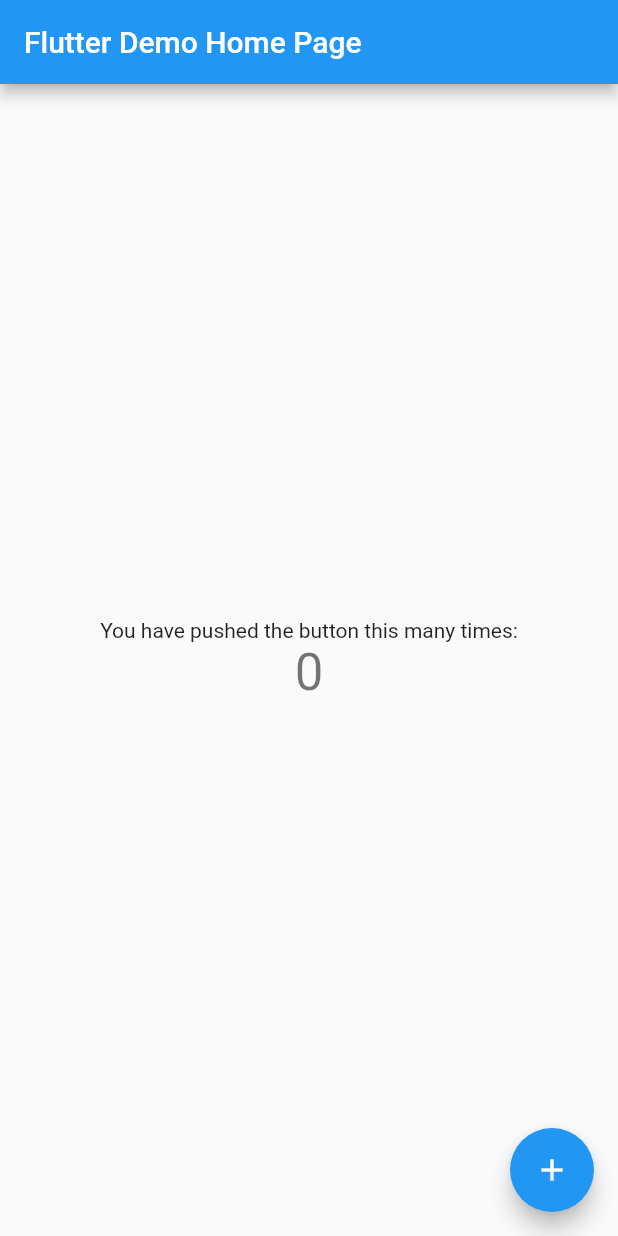
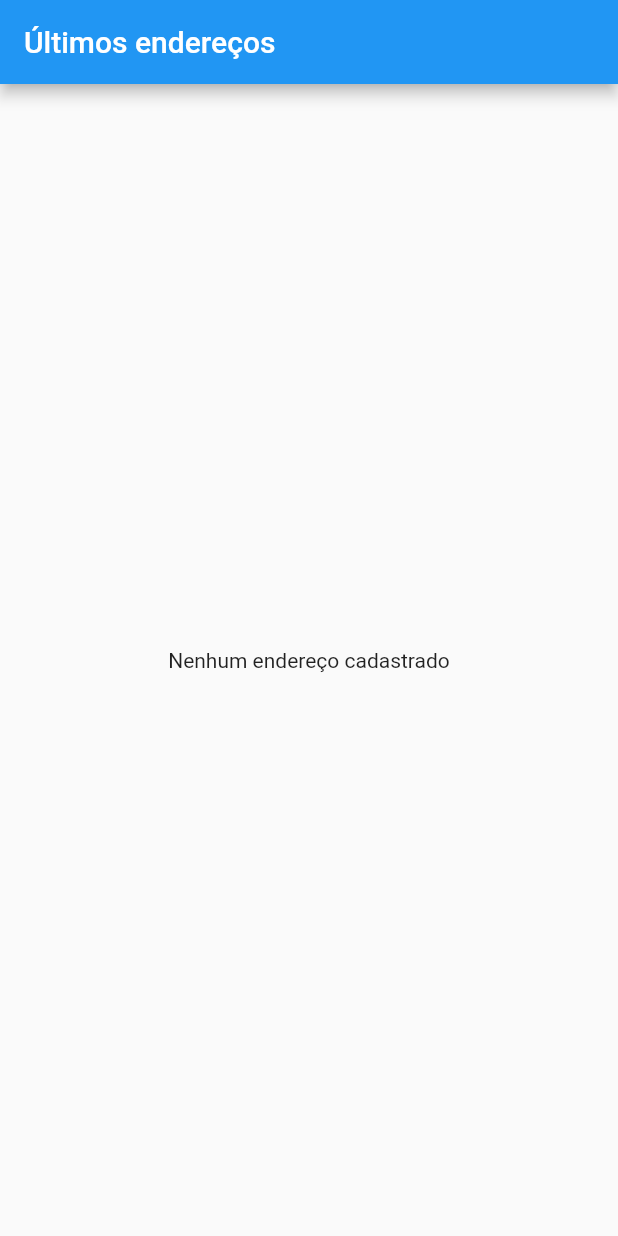
Before and after one commit to siliosffreitas/busca_cep, a Flutter app: the screen it shows after launch, on a phone screen of 412 x 824 dp. Run offline on Flutter 3.47's test engine with Material 2 defaults, Android fonts, the phone set to English and light mode, and no system bars; our stand-ins replace flutter_mobx.

Commit message:
importacao de bibliotecas comummente utilizadas e organizacao inicial do projeto

```diff
--- a/lib/main.dart
+++ b/lib/main.dart
@@ -1,3 +1,4 @@
+import 'package:busca_cep_app/views/home/home_screen.dart';
 import 'package:flutter/material.dart';
 
 void main() {
@@ -9,109 +10,15 @@ class MyApp extends StatelessWidget {
   @override
   Widget build(BuildContext context) {
     return MaterialApp(
-      title: 'Flutter Demo',
+      title: 'Busca Endereço',
       theme: ThemeData(
-        // This is the theme of your application.
-        //
-        // Try running your application with "flutter run". You'll see the
-        // application has a blue toolbar. Then, without quitting the app, try
-        // changing the primarySwatch below to Colors.green and then invoke
-        // "hot reload" (press "r" in the console where you ran "flutter run",
-        // or simply save your changes to "hot reload" in a Flutter IDE).
-        // Notice that the counter didn't reset back to zero; the application
-        // is not restarted.
         primarySwatch: Colors.blue,
-        // This makes the visual density adapt to the platform that you run
-        // the app on. For desktop platforms, the controls will be smaller and
-        // closer together (more dense) than on mobile platforms.
         visualDensity: VisualDensity.adaptivePlatformDensity,
       ),
-      home: MyHomePage(title: 'Flutter Demo Home Page'),
+      home: HomeScreen(),
     );
   }
 }
 
-class MyHomePage extends StatefulWidget {
-  MyHomePage({Key key, this.title}) : super(key: key);
 
-  // This widget is the home page of your application. It is stateful, meaning
-  // that it has a State object (defined below) that contains fields that affect
-  // how it looks.
-
-  // This class is the configuration for the state. It holds the values (in this
-  // case the title) provided by the parent (in this case the App widget) and
-  // used by the build method of the State. Fields in a Widget subclass are
-  // always marked "final".
-
-  final String title;
-
-  @override
-  _MyHomePageState createState() => _MyHomePageState();
 }
-
-class _MyHomePageState extends State<MyHomePage> {
-  int _counter = 0;
-
-  void _incrementCounter() {
-    setState(() {
-      // This call to setState tells the Flutter framework that something has
-      // changed in this State, which causes it to rerun the build method below
-      // so that the display can reflect the updated values. If we changed
-      // _counter without calling setState(), then the build method would not be
-      // called again, and so nothing would appear to happen.
-      _counter++;
-    });
-  }
-
-  @override
-  Widget build(BuildContext context) {
-    // This method is rerun every time setState is called, for instance as done
-    // by the _incrementCounter method above.
-    //
-    // The Flutter framework has been optimized to make rerunning build methods
-    // fast, so that you can just rebuild anything that needs updating rather
-    // than having to individually change instances of widgets.
-    return Scaffold(
-      appBar: AppBar(
-        // Here we take the value from the MyHomePage object that was created by
-        // the App.build method, and use it to set our appbar title.
-        title: Text(widget.title),
-      ),
-      body: Center(
-        // Center is a layout widget. It takes a single child and positions it
-        // in the middle of the parent.
-        child: Column(
-          // Column is also a layout widget. It takes a list of children and
-          // arranges them vertically. By default, it sizes itself to fit its
-          // children horizontally, and tries to be as tall as its parent.
-          //
-          // Invoke "debug painting" (press "p" in the console, choose the
-          // "Toggle Debug Paint" action from the Flutter Inspector in Android
-          // Studio, or the "Toggle Debug Paint" command in Visual Studio Code)
-          // to see the wireframe for each widget.
-          //
-          // Column has various properties to control how it sizes itself and
-          // how it positions its children. Here we use mainAxisAlignment to
-          // center the children vertically; the main axis here is the vertical
-          // axis because Columns are vertical (the cross axis would be
-          // horizontal).
-          mainAxisAlignment: MainAxisAlignment.center,
-          children: <Widget>[
-            Text(
-              'You have pushed the button this many times:',
-            ),
-            Text(
-              '$_counter',
-              style: Theme.of(context).textTheme.headline4,
-            ),
-          ],
-        ),
-      ),
-      floatingActionButton: FloatingActionButton(
-        onPressed: _incrementCounter,
-        tooltip: 'Increment',
-        child: Icon(Icons.add),
-      ), // This trailing comma makes auto-formatting nicer for build methods.
-    );
-  }
-}
--- /dev/null
+++ b/lib/views/home/home_screen.dart
@@ -0,0 +1,20 @@
+import 'package:flutter/material.dart';
+import 'package:flutter_mobx/flutter_mobx.dart';
+
+class HomeScreen extends StatelessWidget {
+  @override
+  Widget build(BuildContext context) {
+    return Scaffold(
+      appBar: AppBar(
+        title: Text('Últimos endereços'),
+      ),
+      body: Observer(
+        builder: (_) {
+          return Center(
+            child: Text("Nenhum endereço cadastrado"),
+          );
+        },
+      ),
+    );
+  }
+}
```
Also changed, not shown: pubspec.yaml (+6 -1 lines), pubspec.lock.
